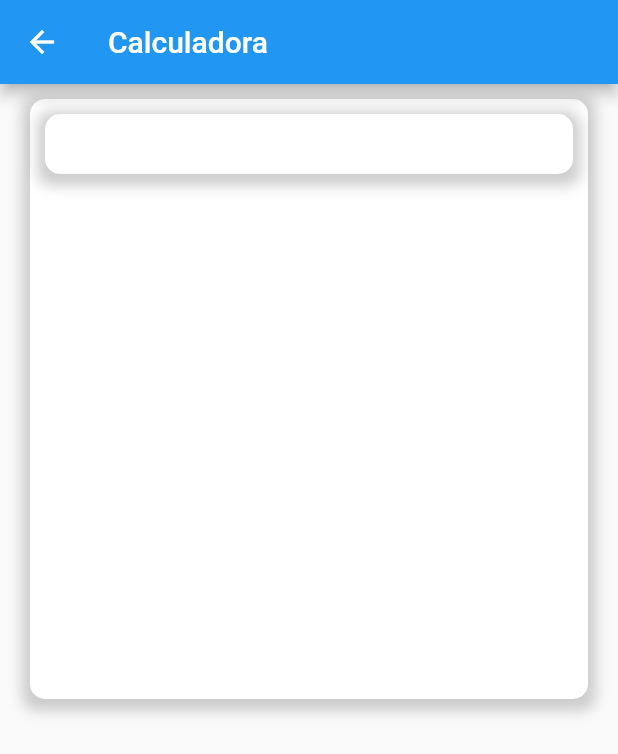
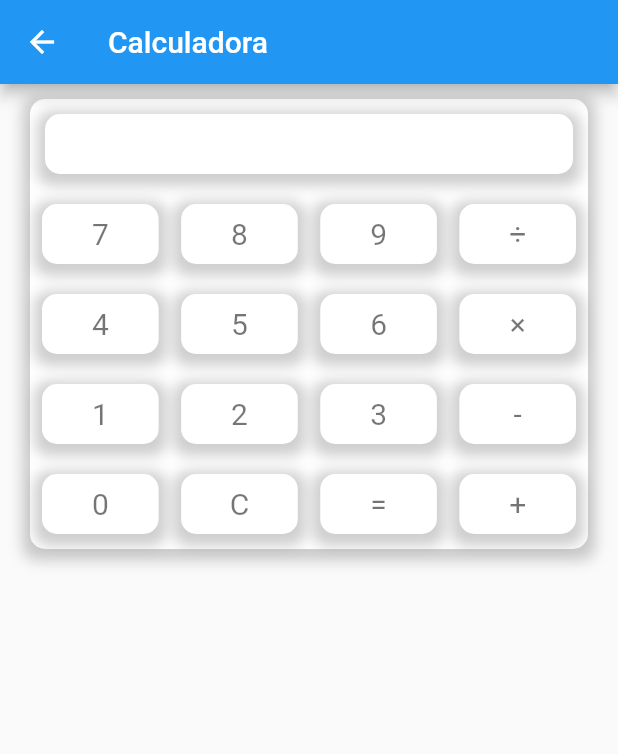
Before and after one commit to PereiraSantos/projectCombo, a Flutter app: the CalculationPage screen opened directly, on a phone screen of 412 x 824 dp. Shown: the top 754 px of the screen. Run offline on Flutter 3.47's test engine with Material 2 defaults, Android fonts, the phone set to English and light mode, and no system bars.

Commit message:
criando operacao

```diff
--- /dev/null
+++ b/lib/calculator/pages/components/bottom_row_card.dart
@@ -0,0 +1,27 @@
+import 'package:flutter/material.dart';
+import 'package:project_combo/calculator/controller/store_calculator.dart';
+import 'package:project_combo/calculator/src/custom_decoration.dart';
+
+//ignore: must_be_immutable
+class BottomRowCard extends StatelessWidget {
+
+  String? title;
+  StoreCalculator store;
+
+  BottomRowCard({Key? key,  this.title, required this.store}) : super(key: key);
+
+  @override
+  Widget build(BuildContext context) {
+    return Expanded(
+      flex: 1,
+      child: InkWell(
+        onTap: () => store.getValue(title!),
+        child: Container(
+          height: 40,
+          decoration: CustomDecoration.decoration(),
+          child: Center(child: Text(title!, style: const TextStyle(fontSize: 20, color: Colors.black54),)),
+        ),
+      ),
+    );
+  }
+}
--- a/lib/calculator/pages/components/card.dart
+++ b/lib/calculator/pages/components/card.dart
@@ -1,44 +1,41 @@
 import 'package:flutter/material.dart';
+import 'package:project_combo/calculator/controller/store_calculator.dart';
+import 'package:project_combo/calculator/pages/components/row_card.dart';
+import 'package:project_combo/calculator/pages/components/text_calculator.dart';
+import 'package:project_combo/calculator/src/custom_decoration.dart';
 
 //ignore: must_be_immutable
 class CardCalculator extends StatelessWidget {
 
+  StoreCalculator storeCalculator = StoreCalculator();
+
   CardCalculator({Key? key}) : super(key: key);
-
-  BoxDecoration customDecoration =  BoxDecoration(
-    color: Colors.white,
-    borderRadius: const BorderRadius.only(
-        topLeft: Radius.circular(10),
-        topRight: Radius.circular(10),
-        bottomLeft: Radius.circular(10),
-        bottomRight: Radius.circular(10)
-    ),
-    boxShadow: [
-      BoxShadow(
-        color: Colors.grey.withOpacity(0.5),
-        spreadRadius: 5,
-        blurRadius: 7,
-        offset: const Offset(0, 3), // changes position of shadow
-      ),
-    ],
-  );
 
   @override
   Widget build(BuildContext context) {
     return Padding(
       padding: const EdgeInsets.only(left: 20.0,top: 10.0, right: 20.0),
       child: Container(
-        height: 400,
-        decoration: customDecoration,
+        decoration: CustomDecoration.decoration(),
         child: Column(
           children: [
-            Padding(
-              padding: const EdgeInsets.only(left: 10.0, top: 10.0, right: 10.0),
-              child: Container(
-                height: 40,
-                decoration: customDecoration,
-              ),
-            )
+
+            TextCalculator(storeCalculator: storeCalculator),
+
+            //RowCard(titleBottomLeft: "MC", titleBottomLeftCenter: "MR", titleBottomRightCenter: "M−", titleBottomRight: "M+", storeCalculator: storeCalculator),
+
+            //RowCard(titleBottomLeft: "C", titleBottomLeftCenter: "±", titleBottomRightCenter: "%", titleBottomRight: "√", storeCalculator: storeCalculator),
+
+            RowCard(titleBottomLeft: "7", titleBottomLeftCenter: "8", titleBottomRightCenter: "9", titleBottomRight: "÷", storeCalculator: storeCalculator),
+
+            RowCard(titleBottomLeft: "4", titleBottomLeftCenter: "5", titleBottomRightCenter: "6", titleBottomRight: "×", storeCalculator: storeCalculator),
+
+            RowCard(titleBottomLeft: "1", titleBottomLeftCenter: "2", titleBottomRightCenter: "3", titleBottomRight: "-", storeCalculator: storeCalculator),
+
+            RowCard(titleBottomLeft: "0", titleBottomLeftCenter: "C"/*"."*/, titleBottomRightCenter: "=", titleBottomRight: "+", storeCalculator: storeCalculator),
+
+            const Padding(padding: EdgeInsets.only(top: 10.0)),
+
           ],
         ),
       ),
--- /dev/null
+++ b/lib/calculator/pages/components/row_card.dart
@@ -0,0 +1,48 @@
+import 'package:flutter/material.dart';
+import 'package:project_combo/calculator/controller/store_calculator.dart';
+import 'package:project_combo/calculator/pages/components/bottom_row_card.dart';
+
+//ignore: must_be_immutable
+class RowCard extends StatelessWidget {
+
+  String? titleBottomLeft;
+  String? titleBottomLeftCenter;
+  String? titleBottomRightCenter;
+  String? titleBottomRight;
+  StoreCalculator storeCalculator;
+
+   RowCard({Key? key,
+     this.titleBottomLeft,
+     this.titleBottomLeftCenter,
+     this.titleBottomRightCenter,
+     this.titleBottomRight, required this.storeCalculator}) : super(key: key);
+
+  @override
+  Widget build(BuildContext context) {
+    return  Padding(
+      padding: const EdgeInsets.only(left: 8.0, top: 20, right: 8.0),
+      child: SizedBox(
+        child: Row(
+          mainAxisAlignment: MainAxisAlignment.spaceBetween,
+          mainAxisSize: MainAxisSize.max,
+          children:  [
+
+            BottomRowCard(title: titleBottomLeft, store: storeCalculator),
+
+            const Padding(padding: EdgeInsets.only(left: 15.0)),
+
+            BottomRowCard(title: titleBottomLeftCenter,  store: storeCalculator),
+
+            const Padding(padding: EdgeInsets.only(left: 15.0)),
+
+            BottomRowCard(title: titleBottomRightCenter,  store: storeCalculator),
+
+            const Padding(padding: EdgeInsets.only(left: 15.0)),
+
+            BottomRowCard(title: titleBottomRight,  store: storeCalculator),
+          ],
+        ),
+      ),
+    );
+  }
+}
--- /dev/null
+++ b/lib/calculator/pages/components/text_calculator.dart
@@ -0,0 +1,36 @@
+import 'package:flutter/material.dart';
+import 'package:project_combo/calculator/controller/store_calculator.dart';
+import 'package:project_combo/calculator/src/custom_decoration.dart';
+
+//ignore: must_be_immutable
+class TextCalculator extends StatelessWidget {
+
+  StoreCalculator storeCalculator;
+
+  TextCalculator({Key? key, required this.storeCalculator}) : super(key: key);
+
+  @override
+  Widget build(BuildContext context) {
+    return Padding(
+      padding: const EdgeInsets.only(left: 10.0, top: 10.0, right: 10.0),
+      child: AnimatedBuilder(
+        animation: storeCalculator,
+        builder: (context, _){
+          return Container(
+              height: 40,
+              width: MediaQuery.of(context).size.width,
+              decoration: CustomDecoration.decoration(),
+              child: Align(
+                alignment: Alignment.centerRight,
+                child: Padding(
+                  padding: const EdgeInsets.only(right: 8.0),
+                  child: Text(storeCalculator.value, style: const TextStyle(fontSize: 20, color: Colors.black54),
+                  ),
+                ),
+              )
+          );
+        },
+      ),
+    );
+  }
+}
--- /dev/null
+++ b/lib/calculator/src/custom_decoration.dart
@@ -0,0 +1,22 @@
+import 'package:flutter/material.dart';
+
+abstract class CustomDecoration{
+
+  static BoxDecoration decoration() => BoxDecoration(
+    color: Colors.white,
+    borderRadius: const BorderRadius.only(
+        topLeft: Radius.circular(10),
+        topRight: Radius.circular(10),
+        bottomLeft: Radius.circular(10),
+        bottomRight: Radius.circular(10)
+    ),
+    boxShadow: [
+      BoxShadow(
+        color: Colors.grey.withOpacity(0.5),
+        spreadRadius: 5,
+        blurRadius: 7,
+        offset: const Offset(0, 3), // changes position of shadow
+      ),
+    ],
+  );
+}
```
Also changed, not shown: lib/calculator/controller/store_calculator.dart (added, +107 -0 lines), lib/calculator/controller/store.dart (deleted).
